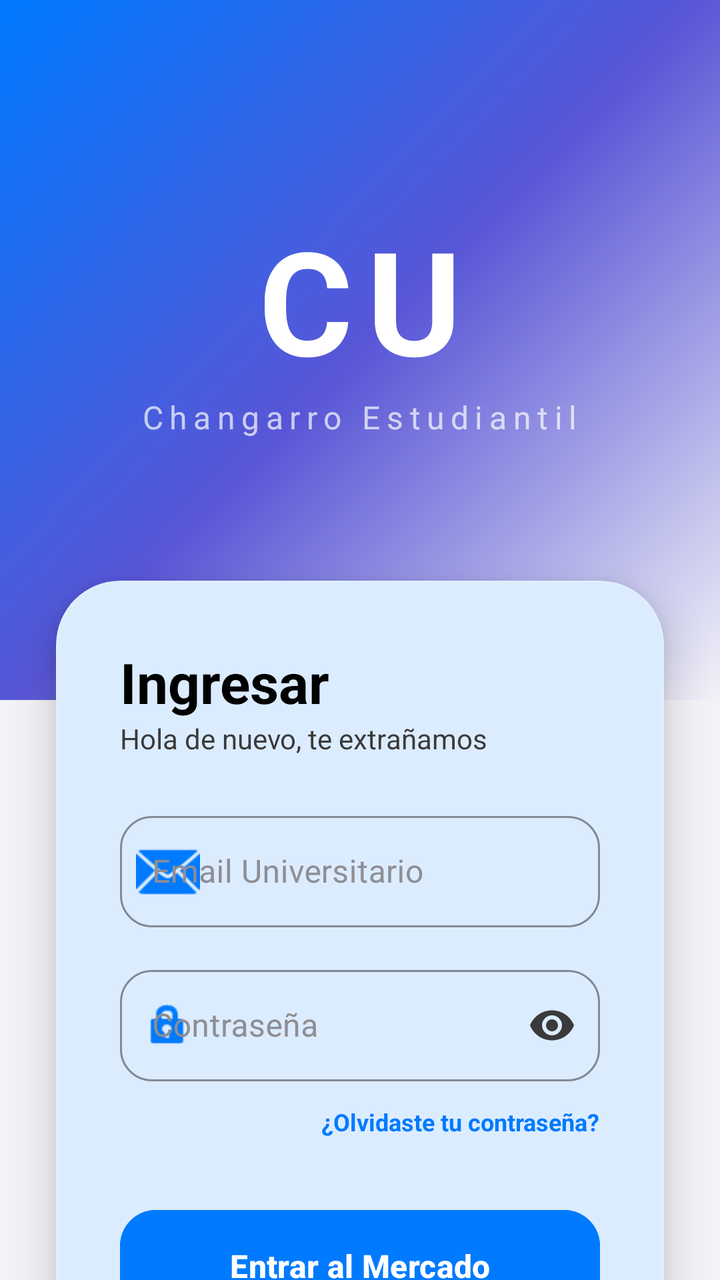
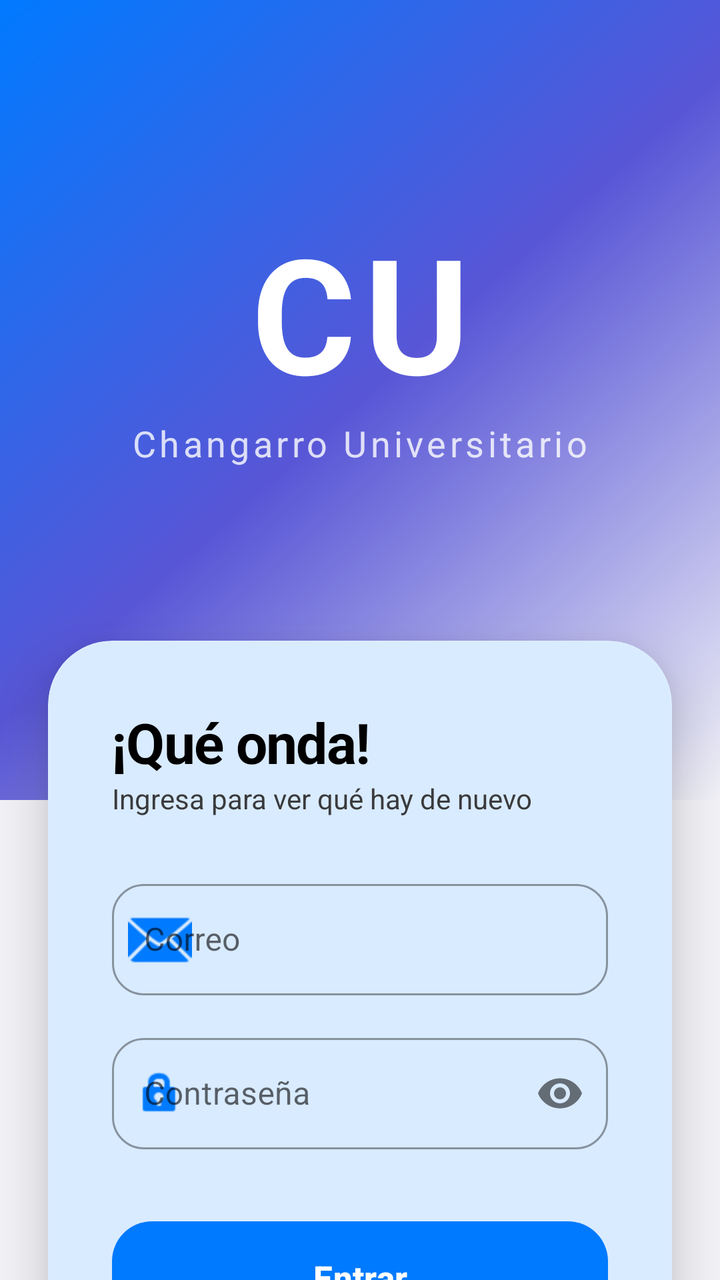

Screens rendered from an Android XML layout before and after an edit, with the pre-edit source and the edit as a unified diff.
<!-- AndroidManifest.xml: application theme Theme.ActividadMenu -->
<!-- res/layout/activity_login.xml -->
<?xml version="1.0" encoding="utf-8"?>
<androidx.constraintlayout.widget.ConstraintLayout xmlns:android="http://schemas.android.com/apk/res/android"
    xmlns:app="http://schemas.android.com/apk/res-auto"
    xmlns:tools="http://schemas.android.com/tools"
    android:layout_width="match_parent"
    android:layout_height="match_parent"
    android:background="@color/background"
    tools:context=".LoginActivity">

    <View
        android:id="@+id/bgGradient"
        android:layout_width="match_parent"
        android:layout_height="350dp"
        android:background="@drawable/header_gradient"
        app:layout_constraintTop_toTopOf="parent" />

    <TextView
        android:id="@+id/tvAppLogo"
        android:layout_width="wrap_content"
        android:layout_height="wrap_content"
        android:text="CU"
        android:textColor="@color/white"
        android:textSize="72sp"
        android:textStyle="bold"
        android:letterSpacing="0.1"
        android:elevation="10dp"
        app:layout_constraintBottom_toBottomOf="@id/bgGradient"
        app:layout_constraintEnd_toEndOf="parent"
        app:layout_constraintStart_toStartOf="parent"
        app:layout_constraintTop_toTopOf="@id/bgGradient"
        app:layout_constraintVertical_bias="0.4" />

    <TextView
        android:id="@+id/tvAppSubtitle"
        android:layout_width="wrap_content"
        android:layout_height="wrap_content"
        android:text="Changarro Estudiantil"
        android:textColor="@color/glass_white"
        android:textSize="16sp"
        android:letterSpacing="0.2"
        app:layout_constraintTop_toBottomOf="@id/tvAppLogo"
        app:layout_constraintEnd_toEndOf="parent"
        app:layout_constraintStart_toStartOf="parent" />

    <com.google.android.material.card.MaterialCardView
        android:layout_width="match_parent"
        android:layout_height="wrap_content"
        android:layout_marginHorizontal="28dp"
        app:cardCornerRadius="32dp"
        app:cardElevation="12dp"
        app:strokeWidth="1dp"
        app:strokeColor="#1AFFFFFF"
        app:cardBackgroundColor="@color/surface"
        app:layout_constraintTop_toBottomOf="@id/bgGradient"
        android:layout_marginTop="-60dp">

        <LinearLayout
            android:layout_width="match_parent"
            android:layout_height="wrap_content"
            android:orientation="vertical"
            android:padding="32dp">

            <TextView
                android:layout_width="wrap_content"
                android:layout_height="wrap_content"
                android:text="Ingresar"
                android:textColor="@color/text_primary"
                android:textSize="28sp"
                android:textStyle="bold" />

            <TextView
                android:layout_width="wrap_content"
                android:layout_height="wrap_content"
                android:text="Hola de nuevo, te extrañamos"
                android:textColor="@color/text_secondary"
                android:textSize="14sp"
                android:layout_marginBottom="24dp" />

            <com.google.android.material.textfield.TextInputLayout
                style="@style/Widget.MaterialComponents.TextInputLayout.OutlinedBox"
                android:layout_width="match_parent"
                android:layout_height="wrap_content"
                android:hint="Email Universitario"
                app:boxCornerRadiusBottomEnd="16dp"
                app:boxCornerRadiusBottomStart="16dp"
                app:boxCornerRadiusTopEnd="16dp"
                app:boxCornerRadiusTopStart="16dp"
                app:startIconDrawable="@android:drawable/ic_dialog_email"
                app:startIconTint="@color/primary"
                android:textColorHint="@color/text_hint"
                app:hintTextColor="@color/primary"
                app:boxStrokeColor="@color/primary">

                <com.google.android.material.textfield.TextInputEditText
                    android:id="@+id/etEmail"
                    android:layout_width="match_parent"
                    android:layout_height="wrap_content"
                    android:inputType="textEmailAddress"
                    android:textColor="@color/text_primary" />
            </com.google.android.material.textfield.TextInputLayout>

            <com.google.android.material.textfield.TextInputLayout
                style="@style/Widget.MaterialComponents.TextInputLayout.OutlinedBox"
                android:layout_width="match_parent"
                android:layout_height="wrap_content"
                android:layout_marginTop="16dp"
                android:hint="Contraseña"
                app:boxCornerRadiusBottomEnd="16dp"
                app:boxCornerRadiusBottomStart="16dp"
                app:boxCornerRadiusTopEnd="16dp"
                app:boxCornerRadiusTopStart="16dp"
                app:passwordToggleEnabled="true"
                app:passwordToggleTint="@color/text_secondary"
                app:startIconDrawable="@android:drawable/ic_lock_idle_lock"
                app:startIconTint="@color/primary"
                android:textColorHint="@color/text_hint"
                app:hintTextColor="@color/primary"
                app:boxStrokeColor="@color/primary">

                <com.google.android.material.textfield.TextInputEditText
                    android:id="@+id/etPassword"
                    android:layout_width="match_parent"
                    android:layout_height="wrap_content"
                    android:inputType="textPassword"
                    android:textColor="@color/text_primary" />
            </com.google.android.material.textfield.TextInputLayout>

            <TextView
                android:layout_width="wrap_content"
                android:layout_height="wrap_content"
                android:text="¿Olvidaste tu contraseña?"
                android:textColor="@color/primary"
                android:textSize="12sp"
                android:textStyle="bold"
                android:layout_gravity="end"
                android:layout_marginTop="12dp" />

            <com.google.android.material.button.MaterialButton
                android:id="@+id/btnLogin"
                android:layout_width="match_parent"
                android:layout_height="64dp"
                android:layout_marginTop="32dp"
                android:text="Entrar al Mercado"
                android:textAllCaps="false"
                android:textSize="16sp"
                android:textStyle="bold"
                app:cornerRadius="18dp"
                android:backgroundTint="@color/primary"
                app:elevation="8dp" />

            <com.google.android.material.button.MaterialButton
                android:id="@+id/btnGoogleSignIn"
                style="@style/Widget.MaterialComponents.Button.OutlinedButton"
                android:layout_width="match_parent"
                android:layout_height="64dp"
                android:layout_marginTop="16dp"
                android:text="Continuar con Google"
                android:textAllCaps="false"
                android:textSize="16sp"
                android:textColor="@color/text_primary"
                app:cornerRadius="18dp"
                app:strokeColor="@color/divider"
                app:icon="@android:drawable/ic_menu_gallery"
                app:iconGravity="textStart"
                app:iconTint="@null" />

        </LinearLayout>
    </com.google.android.material.card.MaterialCardView>

    <TextView
        android:id="@+id/tvGoToRegister"
        android:layout_width="wrap_content"
        android:layout_height="wrap_content"
        android:layout_marginBottom="32dp"
        android:text="¿Eres nuevo? Crea una cuenta aquí"
        android:textColor="@color/primary"
        android:textStyle="bold"
        app:layout_constraintBottom_toBottomOf="parent"
        app:layout_constraintEnd_toEndOf="parent"
        app:layout_constraintStart_toStartOf="parent" />

</androidx.constraintlayout.widget.ConstraintLayout>
<!-- resources referenced by this layout -->
<resources>
  <color name="background">#F2F2F7</color>
  <color name="divider">#C6C6C8</color>
  <color name="glass_white">#B3FFFFFF</color>
  <color name="primary">#007AFF</color>
  <color name="surface">#FFFFFF</color>
  <color name="text_hint">#8E8E93</color>
  <color name="text_primary">#000000</color>
  <color name="text_secondary">#3A3A3C</color>
  <color name="white">#FFFFFFFF</color>
  <!-- drawable header_gradient (drawable) -->
  <?xml version="1.0" encoding="utf-8"?>
  <shape xmlns:android="http://schemas.android.com/apk/res/android">
      <gradient
          android:angle="315"
          android:startColor="@color/grad_start"
          android:centerColor="@color/grad_center"
          android:endColor="@color/grad_end"
          android:type="linear" />
  </shape>
  <style name="Theme.ActividadMenu" parent="Base.Theme.ActividadMenu" />
  <color name="grad_start">#007AFF</color>
  <color name="grad_center">#5856D6</color>
  <color name="grad_end">#F2F2F7</color>
  <style name="Base.Theme.ActividadMenu" parent="Theme.Material3.DayNight.NoActionBar">
          <item name="colorPrimary">@color/primary</item>
          <item name="colorPrimaryDark">@color/primary_dark</item>
          <item name="colorOnPrimary">@color/text_on_primary</item>
          
          
          <item name="colorSurface">@color/surface</item>
          <item name="colorSurfaceVariant">@color/surface_variant</item>
          <item name="colorOnSurface">@color/text_primary</item>
          <item name="colorOnSurfaceVariant">@color/text_secondary</item>
          <item name="colorOutline">@color/divider</item>
  
          <item name="android:statusBarColor">@color/primary</item>
          <item name="android:windowLightStatusBar">true</item>
          <item name="android:navigationBarColor">@color/background</item>
      </style>
  <color name="primary_dark">#0056B3</color>
  <color name="text_on_primary">#FFFFFF</color>
  <color name="surface_variant">#E5E5EA</color>
</resources>

<!-- the commit's change to res/layout/activity_login.xml (unified diff, before → after) -->
@@ -10,7 +10,7 @@
     <View
         android:id="@+id/bgGradient"
         android:layout_width="match_parent"
-        android:layout_height="350dp"
+        android:layout_height="400dp"
         android:background="@drawable/header_gradient"
         app:layout_constraintTop_toTopOf="parent" />
 
@@ -20,24 +20,24 @@
         android:layout_height="wrap_content"
         android:text="CU"
         android:textColor="@color/white"
-        android:textSize="72sp"
+        android:textSize="80sp"
         android:textStyle="bold"
-        android:letterSpacing="0.1"
-        android:elevation="10dp"
+        android:letterSpacing="0.05"
         app:layout_constraintBottom_toBottomOf="@id/bgGradient"
         app:layout_constraintEnd_toEndOf="parent"
         app:layout_constraintStart_toStartOf="parent"
         app:layout_constraintTop_toTopOf="@id/bgGradient"
-        app:layout_constraintVertical_bias="0.4" />
+        app:layout_constraintVertical_bias="0.35" />
 
     <TextView
         android:id="@+id/tvAppSubtitle"
         android:layout_width="wrap_content"
         android:layout_height="wrap_content"
-        android:text="Changarro Estudiantil"
-        android:textColor="@color/glass_white"
-        android:textSize="16sp"
-        android:letterSpacing="0.2"
+        android:text="Changarro Universitario"
+        android:textColor="@color/white"
+        android:alpha="0.8"
+        android:textSize="18sp"
+        android:letterSpacing="0.1"
         app:layout_constraintTop_toBottomOf="@id/tvAppLogo"
         app:layout_constraintEnd_toEndOf="parent"
         app:layout_constraintStart_toStartOf="parent" />
@@ -45,14 +45,14 @@
     <com.google.android.material.card.MaterialCardView
         android:layout_width="match_parent"
         android:layout_height="wrap_content"
-        android:layout_marginHorizontal="28dp"
+        android:layout_marginHorizontal="24dp"
         app:cardCornerRadius="32dp"
-        app:cardElevation="12dp"
+        app:cardElevation="16dp"
         app:strokeWidth="1dp"
-        app:strokeColor="#1AFFFFFF"
+        app:strokeColor="#10FFFFFF"
         app:cardBackgroundColor="@color/surface"
         app:layout_constraintTop_toBottomOf="@id/bgGradient"
-        android:layout_marginTop="-60dp">
+        android:layout_marginTop="-80dp">
 
         <LinearLayout
             android:layout_width="match_parent"
@@ -63,40 +63,37 @@
             <TextView
                 android:layout_width="wrap_content"
                 android:layout_height="wrap_content"
-                android:text="Ingresar"
+                android:text="¡Qué onda!"
                 android:textColor="@color/text_primary"
                 android:textSize="28sp"
-                android:textStyle="bold" />
+                android:textStyle="bold"
+                android:letterSpacing="-0.02" />
 
             <TextView
                 android:layout_width="wrap_content"
                 android:layout_height="wrap_content"
-                android:text="Hola de nuevo, te extrañamos"
+                android:text="Ingresa para ver qué hay de nuevo"
                 android:textColor="@color/text_secondary"
                 android:textSize="14sp"
-                android:layout_marginBottom="24dp" />
+                android:layout_marginBottom="28dp" />
 
             <com.google.android.material.textfield.TextInputLayout
                 style="@style/Widget.MaterialComponents.TextInputLayout.OutlinedBox"
                 android:layout_width="match_parent"
                 android:layout_height="wrap_content"
-                android:hint="Email Universitario"
+                android:hint="Correo"
                 app:boxCornerRadiusBottomEnd="16dp"
                 app:boxCornerRadiusBottomStart="16dp"
                 app:boxCornerRadiusTopEnd="16dp"
                 app:boxCornerRadiusTopStart="16dp"
                 app:startIconDrawable="@android:drawable/ic_dialog_email"
-                app:startIconTint="@color/primary"
-                android:textColorHint="@color/text_hint"
-                app:hintTextColor="@color/primary"
-                app:boxStrokeColor="@color/primary">
+                app:startIconTint="@color/primary">
 
                 <com.google.android.material.textfield.TextInputEditText
                     android:id="@+id/etEmail"
                     android:layout_width="match_parent"
                     android:layout_height="wrap_content"
-                    android:inputType="textEmailAddress"
-                    android:textColor="@color/text_primary" />
+                    android:inputType="textEmailAddress" />
             </com.google.android.material.textfield.TextInputLayout>
 
             <com.google.android.material.textfield.TextInputLayout
@@ -110,42 +107,27 @@
                 app:boxCornerRadiusTopEnd="16dp"
                 app:boxCornerRadiusTopStart="16dp"
                 app:passwordToggleEnabled="true"
-                app:passwordToggleTint="@color/text_secondary"
                 app:startIconDrawable="@android:drawable/ic_lock_idle_lock"
-                app:startIconTint="@color/primary"
-                android:textColorHint="@color/text_hint"
-                app:hintTextColor="@color/primary"
-                app:boxStrokeColor="@color/primary">
+                app:startIconTint="@color/primary">
 
                 <com.google.android.material.textfield.TextInputEditText
                     android:id="@+id/etPassword"
                     android:layout_width="match_parent"
                     android:layout_height="wrap_content"
-                    android:inputType="textPassword"
-                    android:textColor="@color/text_primary" />
+                    android:inputType="textPassword" />
             </com.google.android.material.textfield.TextInputLayout>
-
-            <TextView
-                android:layout_width="wrap_content"
-                android:layout_height="wrap_content"
-                android:text="¿Olvidaste tu contraseña?"
-                android:textColor="@color/primary"
-                android:textSize="12sp"
-                android:textStyle="bold"
-                android:layout_gravity="end"
-                android:layout_marginTop="12dp" />
 
             <com.google.android.material.button.MaterialButton
                 android:id="@+id/btnLogin"
                 android:layout_width="match_parent"
                 android:layout_height="64dp"
                 android:layout_marginTop="32dp"
-                android:text="Entrar al Mercado"
+                android:text="Entrar"
                 android:textAllCaps="false"
-                android:textSize="16sp"
+                android:textSize="17sp"
                 android:textStyle="bold"
-                app:cornerRadius="18dp"
-                android:backgroundTint="@color/primary"
+                app:cornerRadius="20dp"
+                app:backgroundTint="@color/primary"
                 app:elevation="8dp" />
 
             <com.google.android.material.button.MaterialButton
@@ -153,12 +135,12 @@
                 style="@style/Widget.MaterialComponents.Button.OutlinedButton"
                 android:layout_width="match_parent"
                 android:layout_height="64dp"
-                android:layout_marginTop="16dp"
+                android:layout_marginTop="12dp"
                 android:text="Continuar con Google"
                 android:textAllCaps="false"
                 android:textSize="16sp"
                 android:textColor="@color/text_primary"
-                app:cornerRadius="18dp"
+                app:cornerRadius="20dp"
                 app:strokeColor="@color/divider"
                 app:icon="@android:drawable/ic_menu_gallery"
                 app:iconGravity="textStart"
@@ -171,8 +153,8 @@
         android:id="@+id/tvGoToRegister"
         android:layout_width="wrap_content"
         android:layout_height="wrap_content"
-        android:layout_marginBottom="32dp"
-        android:text="¿Eres nuevo? Crea una cuenta aquí"
+        android:layout_marginBottom="40dp"
+        android:text="¿No tienes cuenta? Regístrate aquí"
         android:textColor="@color/primary"
         android:textStyle="bold"
         app:layout_constraintBottom_toBottomOf="parent"
<!-- resource entries referenced after the edit -->
@@ -2,10 +2,8 @@
 <resources>
   <color name="background">#F2F2F7</color>
   <color name="divider">#C6C6C8</color>
-  <color name="glass_white">#B3FFFFFF</color>
   <color name="primary">#007AFF</color>
   <color name="surface">#FFFFFF</color>
-  <color name="text_hint">#8E8E93</color>
   <color name="text_primary">#000000</color>
   <color name="text_secondary">#3A3A3C</color>
   <color name="white">#FFFFFFFF</color>
@@ -27,14 +25,11 @@
           <item name="colorPrimary">@color/primary</item>
           <item name="colorPrimaryDark">@color/primary_dark</item>
           <item name="colorOnPrimary">@color/text_on_primary</item>
-          
-          
           <item name="colorSurface">@color/surface</item>
           <item name="colorSurfaceVariant">@color/surface_variant</item>
           <item name="colorOnSurface">@color/text_primary</item>
           <item name="colorOnSurfaceVariant">@color/text_secondary</item>
           <item name="colorOutline">@color/divider</item>
-  
           <item name="android:statusBarColor">@color/primary</item>
           <item name="android:windowLightStatusBar">true</item>
           <item name="android:navigationBarColor">@color/background</item>
